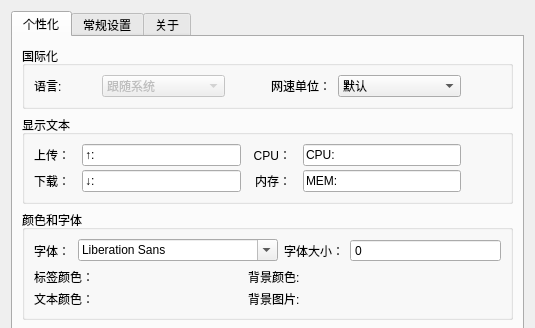
Qt form WinSetting.ui (XMuli/NetSpeed) before a commit; both pictures show x 0 to 535 and y 0 to 328 of the 535 by 617 pixel window.
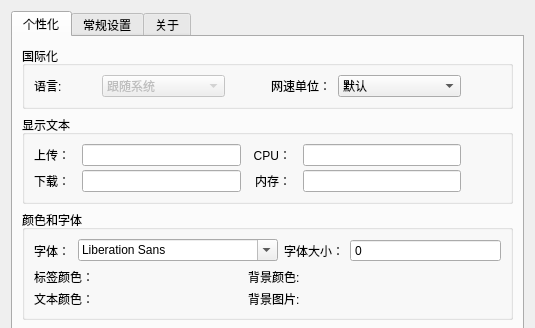
The same form after that commit.

Commit message: feat: Basically replacing most of the interfaces, "WinHoverNet" successfully displays

Diff of the .ui file:
```diff
--- a/WinSetting.ui
+++ b/WinSetting.ui
@@ -151,14 +151,14 @@
             <item row="1" column="1">
              <widget class="QLineEdit" name="lineLabDown">
               <property name="text">
-               <string>↓:</string>
+               <string/>
               </property>
              </widget>
             </item>
             <item row="0" column="3">
              <widget class="QLineEdit" name="lineLabCpu">
               <property name="text">
-               <string>CPU:</string>
+               <string/>
               </property>
              </widget>
             </item>
@@ -185,14 +185,7 @@
             <item row="1" column="3">
              <widget class="QLineEdit" name="lineLabMemory">
               <property name="text">
-               <string>MEM:</string>
-              </property>
-             </widget>
-            </item>
-            <item row="0" column="1">
-             <widget class="QLineEdit" name="lineLabUpload">
-              <property name="text">
-               <string>↑:</string>
+               <string/>
               </property>
              </widget>
             </item>
@@ -216,6 +209,13 @@
               </property>
              </widget>
             </item>
+            <item row="0" column="1">
+             <widget class="QLineEdit" name="lineLabUpload">
+              <property name="text">
+               <string/>
+              </property>
+             </widget>
+            </item>
            </layout>
           </item>
           <item>
```
The commit also changes 6 other files.
